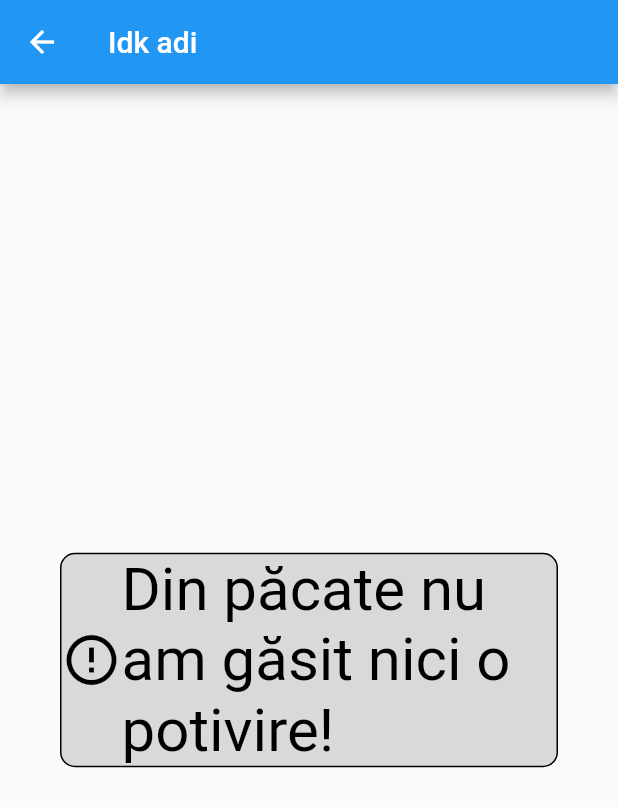
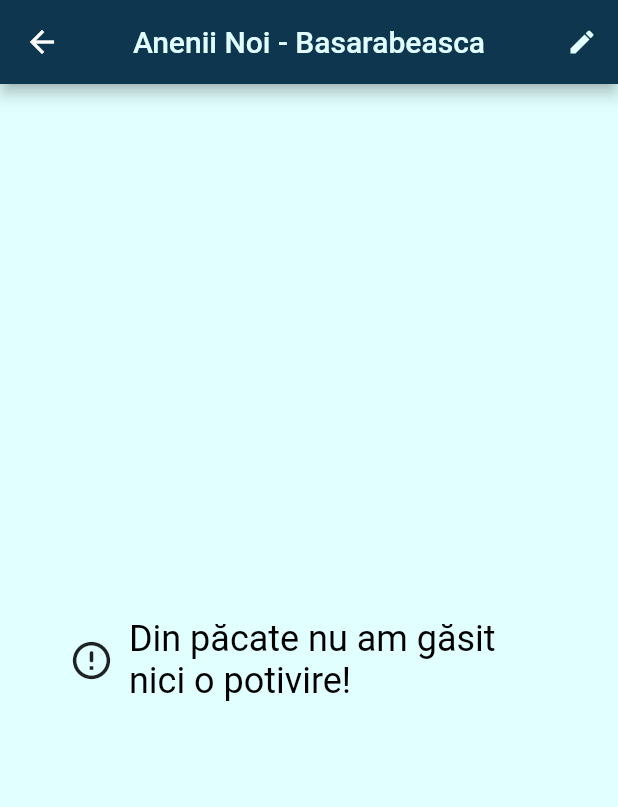
Before and after one commit to daniell0427/cligo, a Flutter app: the RouteSearchView screen opened by its route, on a phone screen of 412 x 824 dp. Shown: the top 807 px of the screen. Run offline on Flutter 3.47's test engine with Material 2 defaults, Android fonts, the phone set to English and light mode, and no system bars; our stand-ins replace cloud_firestore, curved_navigation_bar, firebase_auth, firebase_core, searchfield; accounts and stored records are empty.

Commit message:
edit page + other changes

```diff
--- a/lib/view/profile_view.dart
+++ b/lib/view/profile_view.dart
@@ -61,7 +61,8 @@ class _ProfileViewState extends State<ProfileView> {
                               fontSize: 35,
                             ),
                           ),
-                      ),),
+                        ),
+                      ),
 
                       const Padding(padding: EdgeInsets.only(top: 5)),
 
@@ -164,7 +165,7 @@ class _ProfileViewState extends State<ProfileView> {
 
           //settings
           Padding(
-            padding: const EdgeInsets.only(top: 10),
+            padding: const EdgeInsets.only(top: 0),
             child: SizedBox(
               width: screenWidth,
               height: screenHeight * 0.08,
--- a/lib/view/routes_search_view.dart
+++ b/lib/view/routes_search_view.dart
@@ -1,4 +1,6 @@
+import 'package:cligo/constants/colors.dart';
 import 'package:cligo/constants/variables.dart';
+import 'package:cligo/view/edit_search_view.dart';
 import 'package:flutter/material.dart';
 import '../features/list_view_builder.dart';
 
@@ -13,10 +15,69 @@ class _RouteSearchViewState extends State<RouteSearchView> {
   @override
   Widget build(BuildContext context) {
     return Scaffold(
-        appBar: AppBar(title: const Text('Idk adi')),
-        body: ListViewBuilder(
-          emptyText: 'Din păcate nu am găsit nici o potivire!',
-          ids: matchingRoutesIDs,
+        appBar: AppBar(
+          title: const Text(
+            'Anenii Noi - Basarabeasca',
+            style: TextStyle(color: Pallete.colorDim0),
+          ),
+          centerTitle: true,
+          backgroundColor: Pallete.colorDim4,
+          actions: [
+            IconButton(
+                onPressed: () {
+                  Navigator.push(
+                      context,
+                      MaterialPageRoute(
+                          builder: (context) => const EditSearchView()));
+                },
+                icon: const Icon(
+                  Icons.edit,
+                  color: Pallete.colorDim0,
+                  size: 20,
+                ))
+          ],
+        ),
+        body: Container(
+          color: Pallete.colorDim0,
+          child: matchingRoutesIDs.isEmpty
+              ? Center(
+                  child: FittedBox(
+                    child: Container(
+                      color: Pallete.colorDim0,
+                      //width: 300,
+                      child: const Row(
+                        children: [
+                          Icon(
+                            Icons.error_outline_rounded,
+                            size: 30,
+                          ),
+                          SizedBox(
+                            width: 10,
+                          ),
+                          SizedBox(
+                            width: 280,
+                            child: Text(
+                              'Din păcate nu am găsit nici o potivire!',
+                              style: TextStyle(
+                                fontSize: 24, // Adjust the font size as needed
+                                color: Colors
+                                    .black, // You can change the text color here
+                              ),
+                              overflow: TextOverflow.fade,
+                            ),
+                          ),
+                        ],
+                      ),
+                    ),
+                  ),
+                )
+              : Padding(
+                  padding: const EdgeInsets.only(top: 0),
+                  child: ListViewBuilder(
+                    emptyText: '',
+                    ids: matchingRoutesIDs,
+                  ),
+                ),
         ));
   }
 }
```
Also changed, not shown: lib/features/calatorie_item.dart (+6 -6 lines), lib/features/search_box.dart (+8 -8 lines), lib/view/add_view.dart (+7 -0 lines), lib/view/chat_view.dart (+7 -6 lines), lib/view/edit_search_view.dart (added, +34 -0 lines), lib/view/home_template.dart (+30 -16 lines), lib/view/home_view.dart (+22 -4 lines). Lines whose indentation alone changed are shown as unchanged.
